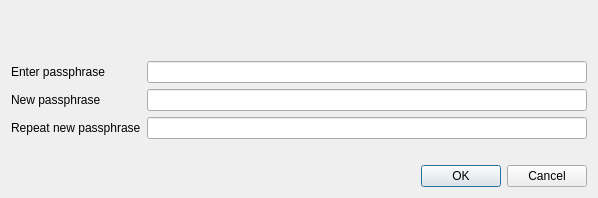
This is src/qt/forms/askpassphrasedialog.ui in v4l3r10/emercoin as Qt 5 draws it before an edit. The edited form follows.
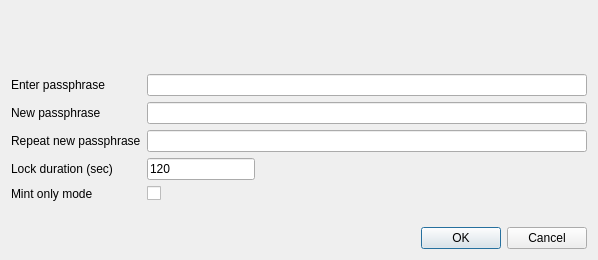
This is the edited form.

Commit message: add additional options (mint only mode, duration) when clicking on lock icon in GUI

Patch:
```diff
--- a/src/qt/forms/askpassphrasedialog.ui
+++ b/src/qt/forms/askpassphrasedialog.ui
@@ -7,7 +7,7 @@
     <x>0</x>
     <y>0</y>
     <width>598</width>
-    <height>198</height>
+    <height>260</height>
    </rect>
   </property>
   <property name="sizePolicy">
@@ -83,7 +83,41 @@
        </property>
       </widget>
      </item>
+     <item row="3" column="0">
+      <widget class="QLabel" name="passLabelDuration">
+       <property name="text">
+        <string>Lock duration (sec)</string>
+       </property>
+      </widget>
+     </item>
      <item row="3" column="1">
+      <widget class="QLineEdit" name="passEditDuration">
+       <property name="sizePolicy">
+        <sizepolicy hsizetype="Maximum" vsizetype="Fixed">
+         <horstretch>0</horstretch>
+         <verstretch>0</verstretch>
+        </sizepolicy>
+       </property>
+       <property name="text">
+        <string>120</string>
+       </property>
+      </widget>
+     </item>
+     <item row="4" column="0">
+      <widget class="QLabel" name="passLabelMintOnly">
+       <property name="text">
+        <string>Mint only mode</string>
+       </property>
+      </widget>
+     </item>
+     <item row="4" column="1">
+      <widget class="QCheckBox" name="passCheckBoxMintOnly">
+       <property name="text">
+        <string/>
+       </property>
+      </widget>
+     </item>
+     <item row="5" column="0">
       <widget class="QLabel" name="capsLabel">
        <property name="font">
         <font>
```
The commit also changes 7 other files.
